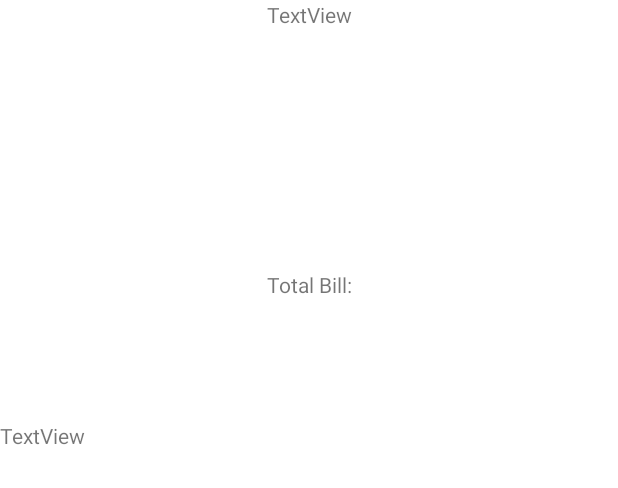
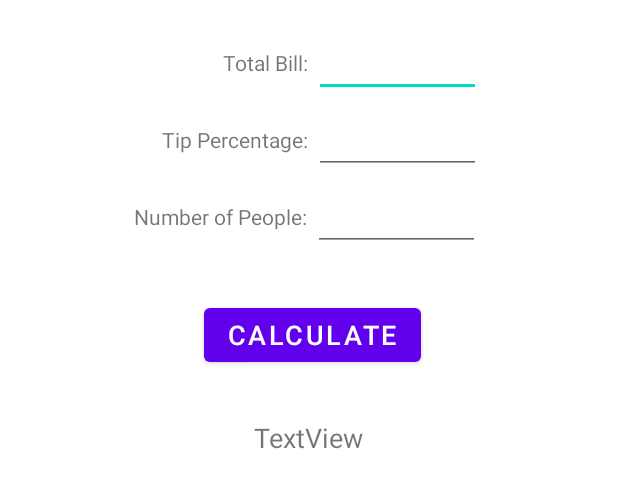
Before and after one commit to jthomas1000/Tip-Calculator-Andriod-, an Android app: the layout activity_main.xml on its own in the app's theme, with its tools: preview values and no code run, on a phone screen of 412 x 824 dp. Shown: the top 488 px of the screen. Run offline under Robolectric (Android 15) with nearby library versions, the phone set to English and light mode, and no system bars.

Commit message:
Update activity_main.xml

```diff
--- a/app/src/main/res/layout/activity_main.xml
+++ b/app/src/main/res/layout/activity_main.xml
@@ -10,32 +10,108 @@
         android:id="@+id/totalBill"
         android:layout_width="wrap_content"
         android:layout_height="wrap_content"
-        android:layout_marginTop="180dp"
+        android:layout_marginTop="32dp"
         android:text="Total Bill:"
-        app:layout_constraintHorizontal_bias="0.501"
-        app:layout_constraintLeft_toLeftOf="parent"
-        app:layout_constraintRight_toRightOf="parent"
+        app:layout_constraintEnd_toEndOf="parent"
+        app:layout_constraintHorizontal_bias="0.419"
+        app:layout_constraintStart_toStartOf="parent"
         app:layout_constraintTop_toTopOf="parent" />
 
     <TextView
-        android:id="@+id/textView"
+        android:id="@+id/numPeop"
         android:layout_width="wrap_content"
         android:layout_height="wrap_content"
-        android:layout_marginBottom="48dp"
-        android:text="TextView"
-        app:layout_constraintBottom_toBottomOf="parent"
-        app:layout_constraintTop_toBottomOf="@+id/totalBill"
-        app:layout_constraintVertical_bias="0.146"
-        tools:layout_editor_absoluteX="176dp" />
+        android:layout_marginTop="32dp"
+        android:text="Number of People:"
+        app:layout_constraintEnd_toEndOf="parent"
+        app:layout_constraintHorizontal_bias="0.302"
+        app:layout_constraintStart_toStartOf="parent"
+        app:layout_constraintTop_toBottomOf="@+id/tipPercent" />
+
+    <androidx.constraintlayout.widget.Guideline
+        android:id="@+id/guideline2"
+        android:layout_width="wrap_content"
+        android:layout_height="wrap_content"
+        android:orientation="vertical"
+        app:layout_constraintGuide_percent="0.5" />
+
+    <EditText
+        android:id="@+id/editTotalbill"
+        android:layout_width="111dp"
+        android:layout_height="48dp"
+        android:layout_marginStart="4dp"
+        android:ems="10"
+        android:inputType="numberDecimal"
+        android:minHeight="48dp"
+        app:layout_constraintBaseline_toBaselineOf="@+id/totalBill"
+        app:layout_constraintEnd_toEndOf="parent"
+        app:layout_constraintHorizontal_bias="0.0"
+        app:layout_constraintStart_toEndOf="@+id/totalBill"
+        tools:ignore="SpeakableTextPresentCheck" />
+
+    <EditText
+        android:id="@+id/editTip"
+        android:layout_width="111dp"
+        android:layout_height="48dp"
+        android:ems="10"
+        android:inputType="number"
+        android:minHeight="48dp"
+        app:layout_constraintBaseline_toBaselineOf="@+id/tipPercent"
+        app:layout_constraintEnd_toEndOf="parent"
+        app:layout_constraintHorizontal_bias="0.042"
+        app:layout_constraintStart_toEndOf="@+id/tipPercent"
+        tools:ignore="SpeakableTextPresentCheck" />
+
+    <EditText
+        android:id="@+id/editPeople"
+        android:layout_width="111dp"
+        android:layout_height="48dp"
+        android:layout_marginStart="4dp"
+        android:ems="10"
+        android:inputType="number"
+        android:minHeight="48dp"
+        app:layout_constraintBaseline_toBaselineOf="@+id/numPeop"
+        app:layout_constraintEnd_toEndOf="parent"
+        app:layout_constraintHorizontal_bias="0.0"
+        app:layout_constraintStart_toEndOf="@+id/numPeop"
+        tools:ignore="SpeakableTextPresentCheck" />
 
     <TextView
-        android:id="@+id/textView2"
+        android:id="@+id/tipPercent"
         android:layout_width="wrap_content"
         android:layout_height="wrap_content"
-        android:text="TextView"
+        android:layout_marginStart="108dp"
+        android:layout_marginTop="32dp"
+        android:text="Tip Percentage:"
+        app:layout_constraintStart_toStartOf="parent"
+        app:layout_constraintTop_toBottomOf="@+id/totalBill" />
+
+    <Button
+        android:id="@+id/calcButton"
+        android:layout_width="wrap_content"
+        android:layout_height="wrap_content"
+        android:layout_marginStart="148dp"
+        android:layout_marginTop="32dp"
+        android:layout_marginEnd="143dp"
+        android:gravity="center"
+        android:text="CALCULATE"
+        android:textSize="18sp"
         app:layout_constraintEnd_toEndOf="parent"
         app:layout_constraintHorizontal_bias="0.5"
         app:layout_constraintStart_toStartOf="parent"
-        tools:layout_editor_absoluteY="379dp" />
+        app:layout_constraintTop_toBottomOf="@+id/editPeople" />
+
+    <TextView
+        android:id="@+id/outputField"
+        android:layout_width="wrap_content"
+        android:layout_height="wrap_content"
+        android:layout_marginStart="169dp"
+        android:layout_marginTop="32dp"
+        android:layout_marginEnd="170dp"
+        android:text="TextView"
+        android:textSize="18sp"
+        app:layout_constraintEnd_toEndOf="parent"
+        app:layout_constraintStart_toStartOf="parent"
+        app:layout_constraintTop_toBottomOf="@+id/calcButton" />
 
 </androidx.constraintlayout.widget.ConstraintLayout>
```
